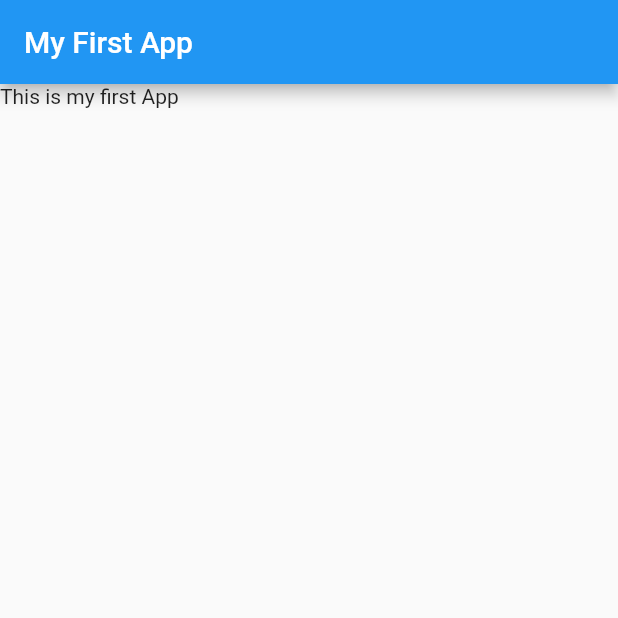
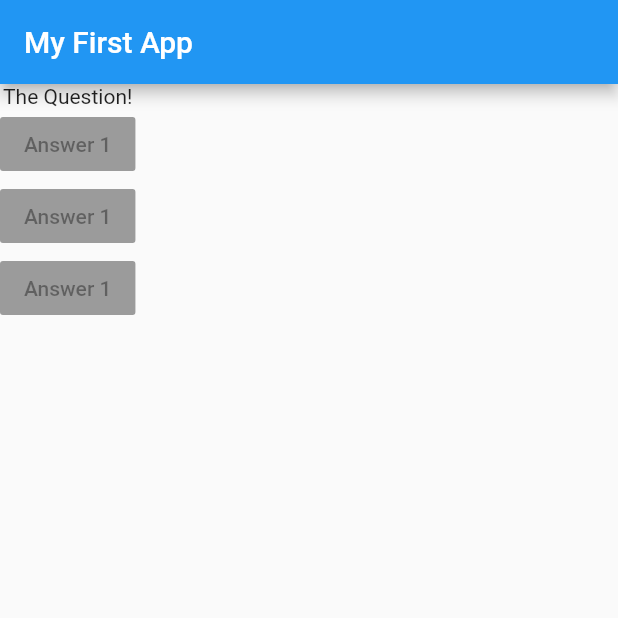
Before and after one commit to mabirizi/flutterProject, a Flutter app: the screen it shows after launch, on a phone screen of 412 x 824 dp, the top half of it. Run offline on Flutter 3.47's test engine with Material 2 defaults, Android fonts, the phone set to English and light mode, and no system bars.

Commit message:
Added buttons which carry out no function on pressing them

```diff
--- a/lib/main.dart
+++ b/lib/main.dart
@@ -10,7 +10,14 @@ class MyApp extends StatelessWidget {
         appBar: AppBar(
           title: Text('My First App'),
         ),
-        body: Text('This is my first App'),
+        body: Column(
+          children: [
+            Text('The Question!'),
+            RaisedButton(child: Text('Answer 1'), onPressed: null,),
+            RaisedButton(child: Text('Answer 1'), onPressed: null,),
+            RaisedButton(child: Text('Answer 1'), onPressed: null,),
+          ],
+        ),
       ),
     );
   }
```
